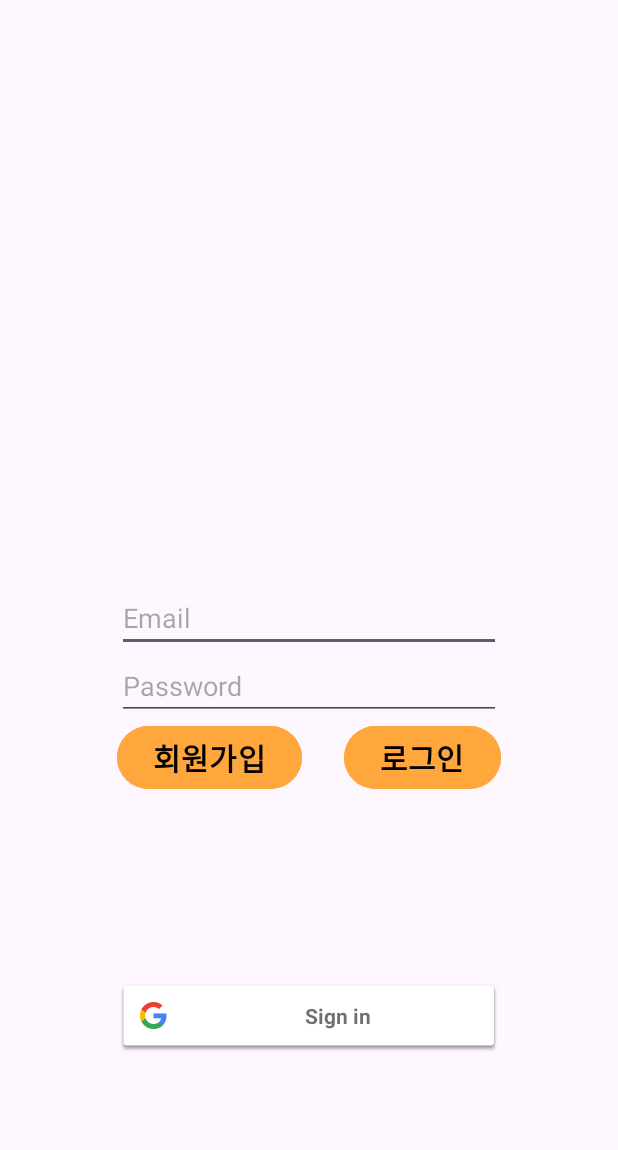
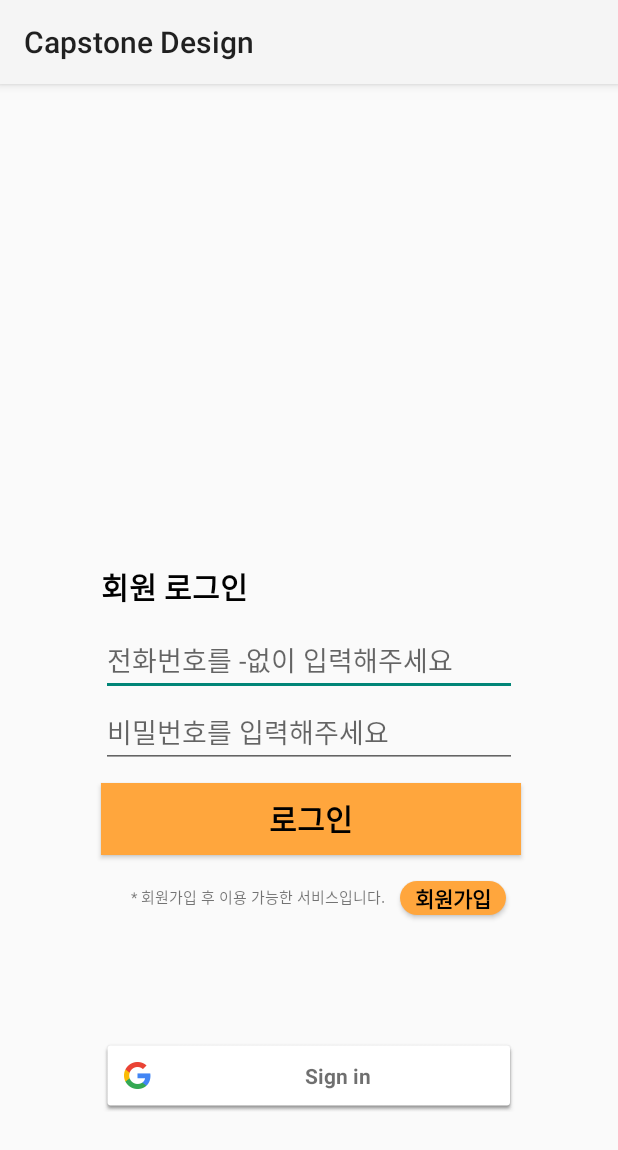
Before and after one commit to CSID-DGU/2023-2-SCS4031-01-introverted_elephant, an Android app: the screen it shows after launch (LoginActivity), on a phone screen of 412 x 824 dp. Shown: the top 1150 px of the screen. Run offline under Robolectric (Android 15) with nearby library versions, the phone set to English and light mode, and no system bars; our stand-ins replace Firebase (no records; nobody signed in at launch, a user with empty details on screens opened directly); libraries missing offline, so code that uses them is left out: com.firebase.ui.

Commit message:
Edit 회원 로그인 디자인 적용
shape 설정 추가
theme 수정

```diff
--- /dev/null
+++ b/2023-2-SCS4031-01-introverted_elephant-lyb/app/src/main/res/drawable/rect_orange.xml
@@ -0,0 +1,6 @@
+<?xml version="1.0" encoding="utf-8"?>
+<shape xmlns:android="http://schemas.android.com/apk/res/android"
+    android:shape="rectangle">
+    <solid
+        android:color="@color/orange"/>
+</shape>
--- /dev/null
+++ b/2023-2-SCS4031-01-introverted_elephant-lyb/app/src/main/res/drawable/round_orange.xml
@@ -0,0 +1,13 @@
+<?xml version="1.0" encoding="utf-8"?>
+<shape xmlns:android="http://schemas.android.com/apk/res/android"
+    android:shape="rectangle">
+    <solid
+        android:color="@color/orange"/>
+    <corners
+        android:radius="40dp"/>
+    <padding
+        android:left="10dp"
+        android:right="10dp"
+        android:top="1dp"
+        android:bottom="1dp"/>
+</shape>
--- a/2023-2-SCS4031-01-introverted_elephant-lyb/app/src/main/res/layout/activity_login.xml
+++ b/2023-2-SCS4031-01-introverted_elephant-lyb/app/src/main/res/layout/activity_login.xml
@@ -6,12 +6,24 @@
     android:layout_height="match_parent"
     tools:context=".login.LoginActivity">
 
+    <TextView
+        android:id="@+id/loginTitle"
+        android:layout_width="wrap_content"
+        android:layout_height="wrap_content"
+        android:text="회원 로그인"
+        android:textSize="20dp"
+        android:textStyle="bold"
+        android:layout_marginBottom="10dp"
+        android:textColor="@color/black"
+        app:layout_constraintBottom_toTopOf="@+id/emailEditText"
+        app:layout_constraintLeft_toLeftOf="@+id/emailEditText"/>
+
     <EditText
         android:id="@+id/emailEditText"
         android:layout_width="wrap_content"
         android:layout_height="wrap_content"
-        android:ems="12"
-        android:hint="Email"
+        android:ems="13"
+        android:hint="전화번호를 -없이 입력해주세요"
         android:inputType="textEmailAddress"
         app:layout_constraintBottom_toBottomOf="parent"
         app:layout_constraintEnd_toEndOf="parent"
@@ -22,36 +34,52 @@
         android:id="@+id/passwordEditText"
         android:layout_width="wrap_content"
         android:layout_height="wrap_content"
-        android:ems="12"
-        android:hint="Password"
+        android:ems="13"
+        android:hint="비밀번호를 입력해주세요"
         android:inputType="textPassword"
         app:layout_constraintEnd_toEndOf="@+id/emailEditText"
         app:layout_constraintStart_toStartOf="@+id/emailEditText"
         app:layout_constraintTop_toBottomOf="@+id/emailEditText" />
 
     <Button
-        android:id="@+id/signUpButton"
-        android:layout_width="wrap_content"
-        android:layout_height="wrap_content"
-        android:text="회원가입"
-        android:textColor="@color/black"
-        android:textSize="20dp"
-        android:textStyle="bold"
-        android:backgroundTint="@color/orange"
-        app:layout_constraintStart_toStartOf="@+id/passwordEditText"
-        app:layout_constraintTop_toBottomOf="@+id/passwordEditText" />
-
-    <Button
         android:id="@+id/signInButton"
         android:layout_width="wrap_content"
         android:layout_height="wrap_content"
+        android:ems="12"
+        android:background="@drawable/rect_orange"
         android:text="로그인"
         android:textStyle="bold"
         android:textSize="20dp"
         android:textColor="@color/black"
-        android:backgroundTint="@color/orange"
-        app:layout_constraintEnd_toEndOf="@+id/passwordEditText"
+        android:layout_marginTop="10dp"
+        app:layout_constraintLeft_toLeftOf="@+id/passwordEditText"
         app:layout_constraintTop_toBottomOf="@+id/passwordEditText" />
+
+    <TextView
+        android:id="@+id/signUpdescript"
+        android:layout_width="wrap_content"
+        android:layout_height="wrap_content"
+        android:text="* 회원가입 후 이용 가능한 서비스입니다."
+        android:textSize="10dp"
+        android:layout_margin="20dp"
+        app:layout_constraintLeft_toLeftOf="@+id/signInButton"
+        app:layout_constraintTop_toBottomOf="@+id/signInButton"/>
+
+    <Button
+        android:id="@+id/signUpButton"
+        android:layout_width="wrap_content"
+        android:layout_height="wrap_content"
+        android:layout_marginLeft="10dp"
+        android:layout_marginTop="17dp"
+        android:background="@drawable/round_orange"
+        android:minWidth="0dp"
+        android:minHeight="0dp"
+        android:text="회원가입"
+        android:textColor="@color/black"
+        android:textSize="14dp"
+        android:textStyle="bold"
+        app:layout_constraintLeft_toRightOf="@+id/signUpdescript"
+        app:layout_constraintTop_toBottomOf="@+id/signInButton"/>
 
     <com.google.android.gms.common.SignInButton
         android:id="@+id/btn_google_sign_in"
--- /dev/null
+++ b/2023-2-SCS4031-01-introverted_elephant-lyb/app/src/main/res/values/styles.xml
@@ -0,0 +1,6 @@
+<?xml version="1.0" encoding="utf-8"?>
+<resources xmlns:tools="http://schemas.android.com/tools">
+    <!-- Base application theme. -->
+    <style name="Theme.MapoTen" parent="Theme.MaterialComponents.Light.NoActionBar">
+    </style>
+</resources>
--- a/2023-2-SCS4031-01-introverted_elephant-lyb/app/src/main/res/values/themes.xml
+++ b/2023-2-SCS4031-01-introverted_elephant-lyb/app/src/main/res/values/themes.xml
@@ -1,6 +1,6 @@
 <resources xmlns:tools="http://schemas.android.com/tools">
     <!-- Base application theme. -->
-    <style name="Base.Theme.CapstoneDesign" parent="Theme.Material3.DayNight.NoActionBar">
+    <style name="Base.Theme.CapstoneDesign" parent="Theme.AppCompat.Light">
         <!-- Customize your light theme here. -->
         <!-- <item name="colorPrimary">@color/my_light_primary</item> -->
     </style>
```
